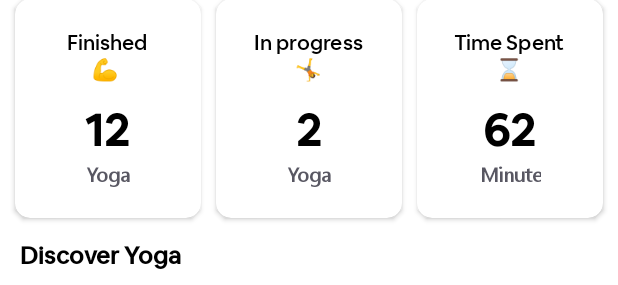
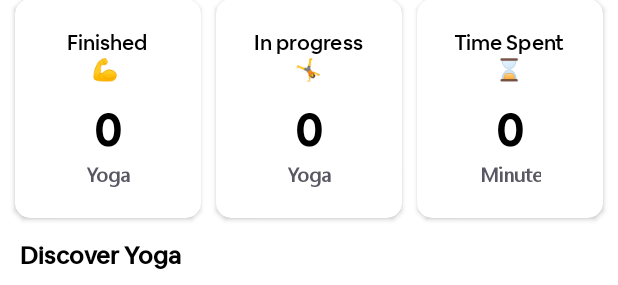
Before and after one commit to ShashankMangal/Virya, an Android app: the layout fragment_home.xml on its own in the app's theme, with its tools: preview values and no code run, on a phone screen of 412 x 824 dp. Shown: the part 346-631 px from the top of the screen. Run offline under Robolectric (Android 15) with nearby library versions, the phone set to English and light mode, and no system bars.

Commit message:
Daily Yoga Tracker database created 2

```diff
--- a/app/src/main/res/layout/fragment_home.xml
+++ b/app/src/main/res/layout/fragment_home.xml
@@ -92,7 +92,7 @@
                             android:layout_height="wrap_content"
                             android:layout_gravity="center"
                             android:fontFamily="@font/airbnb_cereal_medium"
-                            android:text="12"
+                            android:text="0"
                             android:textColor="@color/black"
                             android:textSize="30sp"
                             android:textStyle="bold" />
@@ -143,7 +143,7 @@
                             android:layout_height="wrap_content"
                             android:layout_gravity="center"
                             android:fontFamily="@font/airbnb_cereal_medium"
-                            android:text="2"
+                            android:text="0"
                             android:textColor="@color/black"
                             android:textSize="30sp"
                             android:textStyle="bold" />
@@ -195,7 +195,7 @@
                             android:layout_height="wrap_content"
                             android:layout_gravity="center"
                             android:fontFamily="@font/airbnb_cereal_medium"
-                            android:text="62"
+                            android:text="0"
                             android:textColor="@color/black"
                             android:textSize="30sp"
                             android:textStyle="bold" />
```
